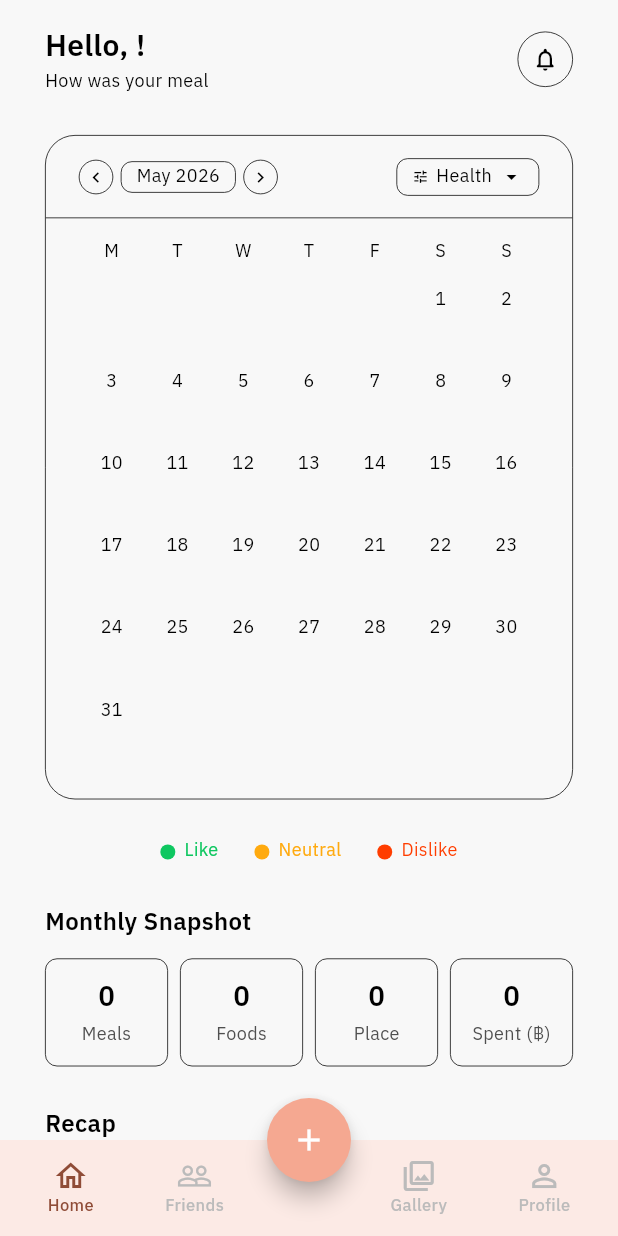
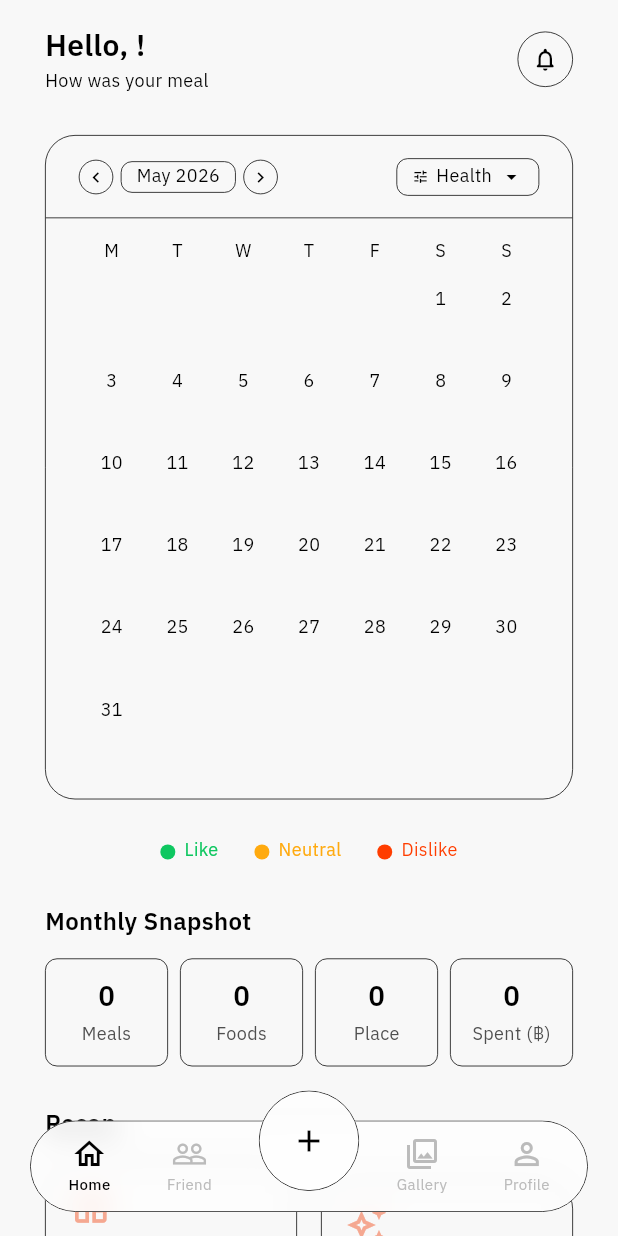
Before and after one commit to tatatitutatuay/mealtion, a Flutter app: the MainShell screen opened by its route, after a tap on the "chevron left" icon, on a phone screen of 412 x 824 dp. Run offline on Flutter 3.47's test engine with Material 3 defaults, Android fonts, the phone set to English and light mode, and no system bars; our stand-ins replace cached_network_image, flutter_dotenv, flutter_riverpod, go_router, image_picker, shared_preferences and 1 more; accounts and stored records are empty; network calls fail.

Commit message:
fix: redesign bottom navigation with floating blur bar and increase bottom padding across screens
- MainShell: replace BottomAppBar with Stack-based floating nav bar using BackdropFilter blur effect
- Add pill-shaped nav bar with white70 background, cardBorder, and 100px border radius
- Replace FAB with custom plus button (67px circle) overlapping top center of nav bar
- Update nav items: reduce font size to 10px, adjust spacing, change "Friends" label to "Friend"
- Add 120px bottom padding to all

```diff
--- a/app/lib/features/friends/screens/friends_screen.dart
+++ b/app/lib/features/friends/screens/friends_screen.dart
@@ -181,8 +181,8 @@ class _FriendsScreenState extends ConsumerState<FriendsScreen> {
       data: (posts) => posts.isEmpty
           ? const Center(child: Text('No posts from friends yet'))
           : ListView.builder(
-              padding: const EdgeInsets.symmetric(
-                  horizontal: AppSpacing.layoutMargin, vertical: 16),
+              padding: const EdgeInsets.fromLTRB(
+                  AppSpacing.layoutMargin, 16, AppSpacing.layoutMargin, 120),
               itemCount: posts.length,
               itemBuilder: (_, i) => Padding(
                 padding: const EdgeInsets.only(bottom: 20),
@@ -200,8 +200,8 @@ class _FriendsScreenState extends ConsumerState<FriendsScreen> {
       data: (list) => list.isEmpty
           ? const Center(child: Text('No friends yet'))
           : ListView.builder(
-              padding: const EdgeInsets.symmetric(
-                  horizontal: AppSpacing.layoutMargin, vertical: 16),
+              padding: const EdgeInsets.fromLTRB(
+                  AppSpacing.layoutMargin, 16, AppSpacing.layoutMargin, 120),
               itemCount: list.length,
               itemBuilder: (_, i) => _friendTile(list[i]),
             ),
--- a/app/lib/features/home/screens/gallery_screen.dart
+++ b/app/lib/features/home/screens/gallery_screen.dart
@@ -186,7 +186,7 @@ class _GalleryScreenState extends ConsumerState<GalleryScreen> {
 
   Widget _gridView(List<GalleryItem> items) {
     return GridView.builder(
-      padding: const EdgeInsets.all(4),
+      padding: const EdgeInsets.fromLTRB(4, 4, 4, 120),
       gridDelegate: const SliverGridDelegateWithFixedCrossAxisCount(
         crossAxisCount: 3,
         crossAxisSpacing: 4,
@@ -230,7 +230,7 @@ class _GalleryScreenState extends ConsumerState<GalleryScreen> {
     }
 
     return ListView.builder(
-      padding: const EdgeInsets.symmetric(horizontal: AppSpacing.layoutMargin, vertical: 16),
+      padding: const EdgeInsets.fromLTRB(AppSpacing.layoutMargin, 16, AppSpacing.layoutMargin, 120),
       itemCount: grouped.length,
       itemBuilder: (_, i) {
         final entry = grouped.entries.elementAt(i);
--- a/app/lib/features/home/screens/home_screen.dart
+++ b/app/lib/features/home/screens/home_screen.dart
@@ -54,7 +54,7 @@ class HomeScreen extends ConsumerWidget {
               const RecapCards(),
               const SizedBox(height: 27),
               RecentEntries(meals: data.recentMeals),
-              const SizedBox(height: 32),
+              const SizedBox(height: 120), // space for floating nav
             ],
           ),
         ),
--- a/app/lib/features/home/screens/main_shell.dart
+++ b/app/lib/features/home/screens/main_shell.dart
@@ -1,6 +1,9 @@
+import 'dart:ui';
 import 'package:flutter/material.dart';
 import 'package:flutter_riverpod/flutter_riverpod.dart';
 import 'package:mealtion/core/theme/colors.dart';
+import 'package:mealtion/core/theme/spacing.dart';
+import 'package:mealtion/core/theme/typography.dart';
 import '../../add_meal/screens/add_meal_sheet.dart';
 import '../providers/main_shell_provider.dart';
 import 'home_screen.dart';
@@ -23,51 +26,115 @@ class MainShell extends ConsumerWidget {
     final currentIndex = ref.watch(mainShellTabIndexProvider);
 
     return Scaffold(
-      body: IndexedStack(
-        index: currentIndex,
-        children: _screens,
-      ),
-      bottomNavigationBar: BottomAppBar(
-        height: 64,
-        padding: const EdgeInsets.symmetric(horizontal: 8),
-        child: Row(
-          mainAxisAlignment: MainAxisAlignment.spaceAround,
-          children: [
-            _navItem(context, ref, Icons.home_outlined, 'Home', 0),
-            _navItem(context, ref, Icons.people_outline, 'Friends', 1),
-            const SizedBox(width: 48),
-            _navItem(context, ref, Icons.photo_library_outlined, 'Gallery', 2),
-            _navItem(context, ref, Icons.person_outline, 'Profile', 3),
-          ],
-        ),
-      ),
-      floatingActionButton: FloatingActionButton(
-        onPressed: () => AddMealSheet.show(context),
-        shape: const CircleBorder(),
-        child: const Icon(Icons.add),
-      ),
-      floatingActionButtonLocation: FloatingActionButtonLocation.centerDocked,
-    );
-  }
-
-  Widget _navItem(BuildContext context, WidgetRef ref, IconData icon, String label, int index) {
-    final currentIndex = ref.watch(mainShellTabIndexProvider);
-    final selected = currentIndex == index;
-    return InkWell(
-      onTap: () => ref.read(mainShellTabIndexProvider.notifier).state = index,
-      child: Padding(
-        padding: const EdgeInsets.symmetric(horizontal: 16, vertical: 8),
-        child: Column(
-          mainAxisSize: MainAxisSize.min,
-          children: [
-            Icon(icon, color: selected ? Theme.of(context).colorScheme.primary : AppColors.grey500),
-            Text(label, style: TextStyle(
-              fontSize: 11,
-              color: selected ? Theme.of(context).colorScheme.primary : AppColors.grey500,
-            )),
-          ],
-        ),
+      body: Stack(
+        children: [
+          // Screens
+          IndexedStack(
+            index: currentIndex,
+            children: _screens,
+          ),
+          // Floating nav bar + FAB overlaid on top
+          Positioned(
+            left: 0,
+            right: 0,
+            bottom: 0,
+            child: _FloatingOverlay(ref: ref, currentIndex: currentIndex),
+          ),
+        ],
       ),
     );
   }
 }
+
+/// Combined floating nav bar + center plus button, overlaid via Stack
+/// so BackdropFilter can blur the content behind it.
+class _FloatingOverlay extends StatelessWidget {
+  final WidgetRef ref;
+  final int currentIndex;
+
+  const _FloatingOverlay({required this.ref, required this.currentIndex});
+
+  @override
+  Widget build(BuildContext context) {
+    final bottomPadding = MediaQuery.of(context).padding.bottom;
+
+    return Padding(
+      padding: EdgeInsets.only(left: 20, right: 20, bottom: 16 + bottomPadding),
+      child: Stack(
+        clipBehavior: Clip.none,
+        alignment: Alignment.center,
+        children: [
+          // Nav bar
+          ClipRRect(
+            borderRadius: BorderRadius.circular(100),
+            child: BackdropFilter(
+              filter: ImageFilter.blur(sigmaX: 10, sigmaY: 10),
+              child: Container(
+                padding: const EdgeInsets.symmetric(horizontal: 25, vertical: 10),
+                decoration: BoxDecoration(
+                  color: Colors.white.withValues(alpha: 0.7),
+                  border: AppSpacing.cardBorder,
+                  borderRadius: BorderRadius.circular(100),
+                ),
+                child: Row(
+                  mainAxisAlignment: MainAxisAlignment.spaceBetween,
+                  children: [
+                    _navItem(Icons.home_outlined, 'Home', 0),
+                    _navItem(Icons.people_outline, 'Friend', 1),
+                    const SizedBox(width: 48),
+                    _navItem(Icons.photo_library_outlined, 'Gallery', 2),
+                    _navItem(Icons.person_outline, 'Profile', 3),
+                  ],
+                ),
+              ),
+            ),
+          ),
+          // Plus button (overlapping top center)
+          Positioned(
+            top: -20,
+            child: GestureDetector(
+              onTap: () => AddMealSheet.show(context),
+              child: ClipOval(
+                child: BackdropFilter(
+                  filter: ImageFilter.blur(sigmaX: 10, sigmaY: 10),
+                  child: Container(
+                    width: 67,
+                    height: 67,
+                    decoration: const BoxDecoration(
+                      color: Colors.white70,
+                      border: AppSpacing.cardBorder,
+                      shape: BoxShape.circle,
+                    ),
+                    child: const Icon(Icons.add, color: AppColors.textPrimary),
+                  ),
+                ),
+              ),
+            ),
+          ),
+        ],
+      ),
+    );
+  }
+
+  Widget _navItem(IconData icon, String label, int index) {
+    final selected = currentIndex == index;
+    return GestureDetector(
+      onTap: () => ref.read(mainShellTabIndexProvider.notifier).state = index,
+      child: Column(
+        mainAxisSize: MainAxisSize.min,
+        children: [
+          Icon(icon, size: 24, color: selected ? AppColors.textPrimary : AppColors.grey500),
+          const SizedBox(height: 2),
+          Text(
+            label,
+            style: AppTypography.c3.copyWith(
+              color: selected ? AppColors.textPrimary : AppColors.grey500,
+              fontSize: 10,
+              fontWeight: selected ? FontWeight.w500 : FontWeight.w400,
+            ),
+          ),
+        ],
+      ),
+    );
+  }
+}
--- a/app/lib/features/home/screens/profile_screen.dart
+++ b/app/lib/features/home/screens/profile_screen.dart
@@ -22,7 +22,8 @@ class ProfileScreen extends ConsumerWidget {
       body: profile.when(
         loading: () => const Center(child: CircularProgressIndicator()),
         error: (err, _) => Center(child: Text('Error: $err')),
-        data: (data) => SingleChildScrollView(
+        data: (data) => SafeArea(
+          child: SingleChildScrollView(
             child: Column(
               children: [
                 // Grey banner + settings icon
@@ -30,7 +31,7 @@ class ProfileScreen extends ConsumerWidget {
                   children: [
                     Container(height: 222, width: double.infinity, color: const Color(0xFFAAAAAA)),
                     Positioned(
-                    top: 60,
+                      top: 16,
                       right: AppSpacing.layoutMargin,
                       child: GestureDetector(
                         onTap: () => Navigator.of(context).push(
@@ -145,8 +146,9 @@ class ProfileScreen extends ConsumerWidget {
                   child: Text('Log Out',
                       style: AppTypography.buttonMedium.copyWith(color: AppColors.error)),
                 ),
-              const SizedBox(height: 32),
+                const SizedBox(height: 120), // space for floating nav
               ],
+            ),
           ),
         ),
       ),
```
Lines whose indentation alone changed are shown as unchanged.
